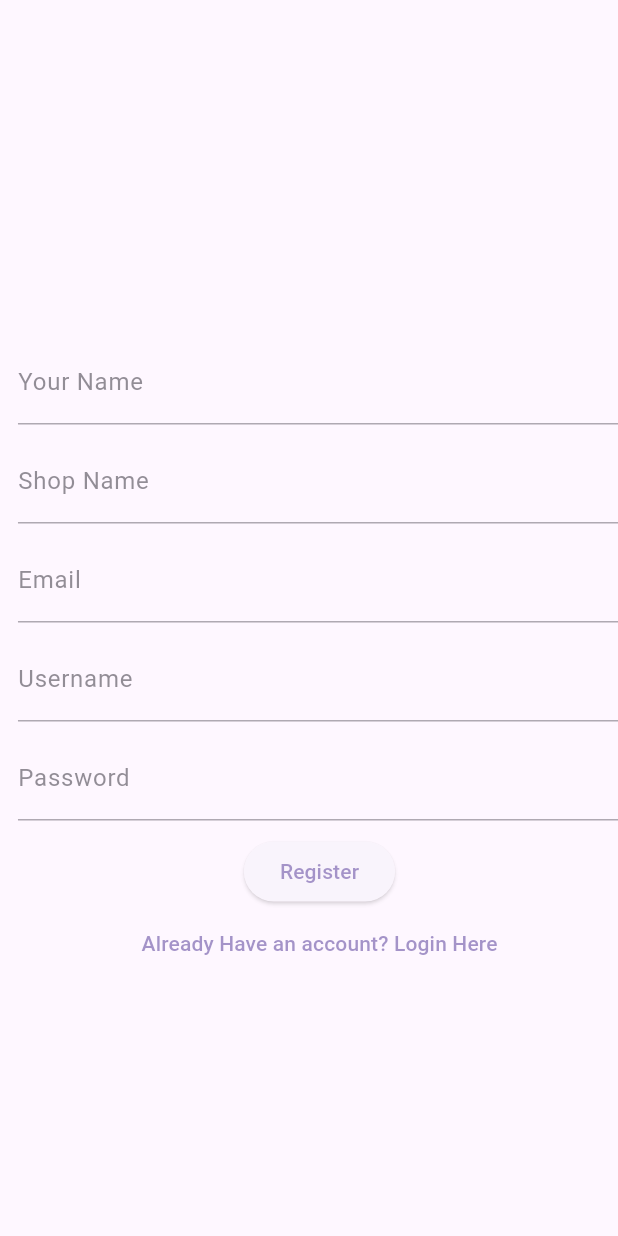
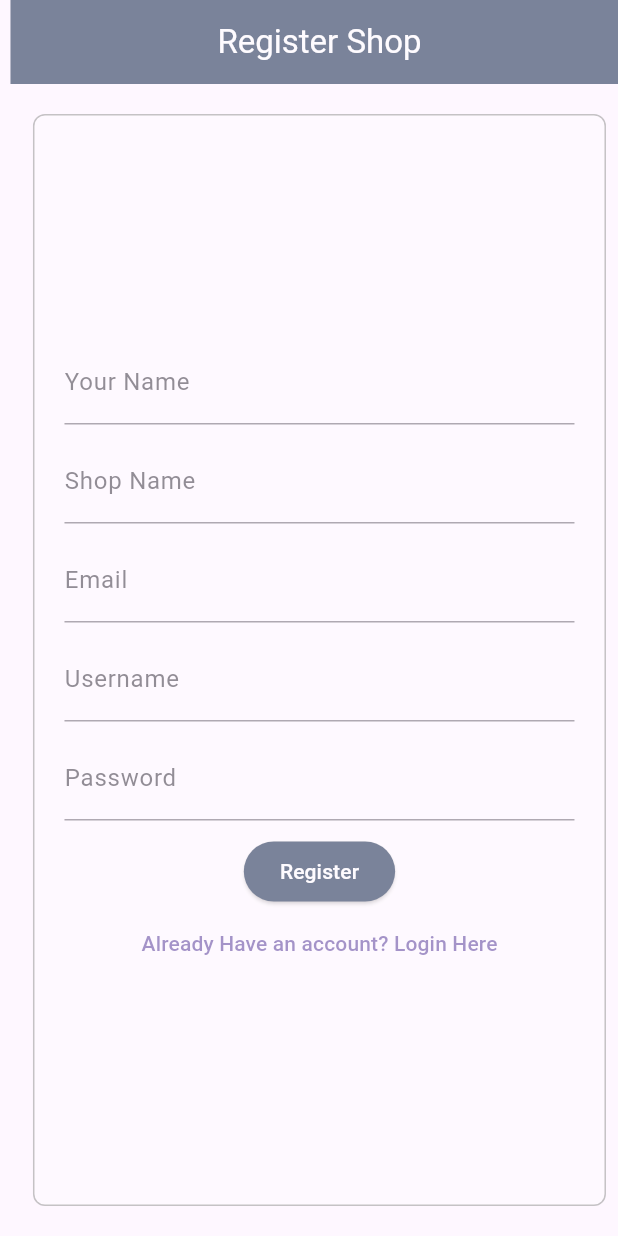
Before and after one commit to rahatcse5bu/Fabric-Folio, a Flutter app: the screen it shows after launch, after a tap on "Create an Account", on a phone screen of 412 x 824 dp. Run offline on Flutter 3.47's test engine with Material 3 defaults, Android fonts, the light colour scheme and no system bars; our stand-ins replace awesome_snackbar_content, dropdown_search, elegant_notification, expansion_tile_card, file_picker, loading_indicator; missing offline and left inert: cross_local_storage; network calls fail.

Commit message:
Register Screen Design Improved

```diff
--- a/lib/features/auth/screens/Register.dart
+++ b/lib/features/auth/screens/Register.dart
@@ -1,5 +1,6 @@
 import 'package:flutter/material.dart';
 import 'package:http/http.dart' as http;
+import 'package:nuriya_tailers/constants/colors.dart';
 import 'dart:convert';
 
 import 'package:nuriya_tailers/features/auth/screens/auth_screen.dart';
@@ -40,11 +41,8 @@ class _RegisterState extends State<Register> {
         if (response.statusCode == 201) {
           // Handle the response
           print('Shop Registered successfully');
-          Navigator.pushReplacement(
-           context,
-           MaterialPageRoute(
-             builder: (context) =>
-              const AuthScreen()));
+          Navigator.pushReplacement(context,
+              MaterialPageRoute(builder: (context) => const AuthScreen()));
         } else {
           // Handle the error
           print('Failed to register Shop. Status code: ${response.statusCode}');
@@ -55,11 +53,35 @@ class _RegisterState extends State<Register> {
     }
 
     return Scaffold(
-      appBar: AppBar(),
+      appBar: AppBar(
+        backgroundColor: GlobalVariables.primaryColor,
+        title: Text('Register Shop', style: TextStyle(color: Colors.white)),
+        centerTitle: true,
+      ),
       body: Container(
-        padding: EdgeInsets.fromLTRB(5, 10, 5, 10),
+        padding: EdgeInsets.fromLTRB(10, 10, 10, 10),
+        margin: EdgeInsets.fromLTRB(5, 10, 5, 10),
+        // decoration: BoxDecoration(border: Border.symmetric(horizontal: 10, vertical: 10)),
+        decoration: BoxDecoration(
+          // boxShadow: [BoxShadow(blurRadius: 3, color: Colors.grey)],
+          borderRadius: BorderRadius.all(Radius.circular(8)),
+        ),
+        child: Container(
+     width: MediaQuery.of(context).size.width,
+                                decoration: BoxDecoration(
+                                    borderRadius: BorderRadius.only(
+                                        topLeft: Radius.circular(8),
+                                        topRight: Radius.circular(8),
+                                        bottomRight: Radius.circular(8),
+                                        bottomLeft: Radius.circular(8),
+                                        ),
 
-        // decoration: BoxDecoration(border: Border.symmetric(horizontal: 10, vertical: 10)),
+                                    border: Border.all(
+                                        color: Colors.grey,
+                                        width: 1.0),
+                                    color: Colors.white60),
+                                padding: const EdgeInsets.only(
+                                    bottom: 15, top: 15, left: 20, right: 20),
           child: Column(
             mainAxisAlignment: MainAxisAlignment.center,
             children: [
@@ -108,21 +130,26 @@ class _RegisterState extends State<Register> {
                       shopController.text,
                       nameController.text);
                 },
-                child: Text("Register")),
+                child: Text("Register", style: TextStyle(color: Colors.white)),
+                style: ButtonStyle(
+                  maximumSize:
+                  MaterialStateProperty.all<Size>(Size.fromHeight(50)),
+                    backgroundColor:
+                        MaterialStatePropertyAll(GlobalVariables.primaryColor)),
+              ),
               TextButton(
                 onPressed: () {
-                registerShop(
-                    usernameController.text,
-                    emailController.text,
-                    passwordController.text,
-                    shopController.text,
-                    nameController.text);
+                  Navigator.pushReplacement(
+                      context,
+                      MaterialPageRoute(
+                          builder: (context) => const AuthScreen()));
                 },
                 child: Text("Already Have an account? Login Here"),
               )
             ],
           ),
         ),
+      ),
     );
   }
 }
--- a/lib/features/auth/screens/auth_screen.dart
+++ b/lib/features/auth/screens/auth_screen.dart
@@ -77,11 +77,14 @@ class _AuthScreenState extends State<AuthScreen> {
               children: [
                 Container(
                   alignment: Alignment.topLeft,
-                  child: const Center(child: Text('নুরিয়া টেইলার্স')),
+                  child: const Center(child: Text('Fabric-Folio', style: TextStyle(color: Colors.white)),
+
+                  ),
                 ),
               ],
             ),
           ),
+
         ),
       ),
       backgroundColor: GlobalVariables.greyBackgroundCOlor,
--- a/lib/main.dart
+++ b/lib/main.dart
@@ -97,28 +97,10 @@ class SplashScreenState extends State<MyHomePage> {
             crossAxisAlignment: CrossAxisAlignment.center,
             children: const [
               Text(
-                'নুরিয়া পাঞ্জাবি টেইলার্স এন্ড ফেব্রিকস',
+                'Fabric-Folio',
                 style: TextStyle(
                   fontWeight: FontWeight.w500,
                   fontSize: 16,
-                  color: GlobalVariables.backgroundColor,
-                  decoration: TextDecoration.none,
-                ),
-              ),
-              Text(
-                'মাদ্রাসা পাড়া, আশ্রাফাবাদ',
-                style: TextStyle(
-                  fontWeight: FontWeight.w500,
-                  fontSize: 14,
-                  color: GlobalVariables.backgroundColor,
-                  decoration: TextDecoration.none,
-                ),
-              ),
-              Text(
-                'কামরাঙ্গীর চর, ঢাকা',
-                style: TextStyle(
-                  fontWeight: FontWeight.w500,
-                  fontSize: 14,
                   color: GlobalVariables.backgroundColor,
                   decoration: TextDecoration.none,
                 ),
@@ -127,7 +109,7 @@ class SplashScreenState extends State<MyHomePage> {
                 height: 30,
               ),
               Text(
-                'Developed by: PNC Soft Tech',
+                'Tailer Management System',
                 style: TextStyle(
                   fontWeight: FontWeight.w500,
                   fontSize: 14,
@@ -135,30 +117,51 @@ class SplashScreenState extends State<MyHomePage> {
                   decoration: TextDecoration.none,
                 ),
               ),
-              SizedBox(
-                height: 10,
-              ),
-              Text(
-                "Email:pncsofttechmail@gmail.com",
-                style: TextStyle(
-                  fontWeight: FontWeight.w500,
-                  fontSize: 14,
-                  color: GlobalVariables.backgroundColor,
-                  decoration: TextDecoration.none,
-                ),
-              ),
-              SizedBox(
-                height: 10,
-              ),
-              Text(
-                'Phone: 01793278360',
-                style: TextStyle(
-                  fontWeight: FontWeight.w500,
-                  fontSize: 14,
-                  color: GlobalVariables.backgroundColor,
-                  decoration: TextDecoration.none,
-                ),
-              ),
+              // Text(
+              //   'কামরাঙ্গীর চর, ঢাকা',
+              //   style: TextStyle(
+              //     fontWeight: FontWeight.w500,
+              //     fontSize: 14,
+              //     color: GlobalVariables.backgroundColor,
+              //     decoration: TextDecoration.none,
+              //   ),
+              // ),
+              // SizedBox(
+              //   height: 30,
+              // ),
+              // Text(
+              //   'Developed by: PNC Soft Tech',
+              //   style: TextStyle(
+              //     fontWeight: FontWeight.w500,
+              //     fontSize: 14,
+              //     color: GlobalVariables.backgroundColor,
+              //     decoration: TextDecoration.none,
+              //   ),
+              // ),
+              // SizedBox(
+              //   height: 10,
+              // ),
+              // Text(
+              //   "Email:pncsofttechmail@gmail.com",
+              //   style: TextStyle(
+              //     fontWeight: FontWeight.w500,
+              //     fontSize: 14,
+              //     color: GlobalVariables.backgroundColor,
+              //     decoration: TextDecoration.none,
+              //   ),
+              // ),
+              // SizedBox(
+              //   height: 10,
+              // ),
+              // Text(
+              //   'Phone: 01793278360',
+              //   style: TextStyle(
+              //     fontWeight: FontWeight.w500,
+              //     fontSize: 14,
+              //     color: GlobalVariables.backgroundColor,
+              //     decoration: TextDecoration.none,
+              //   ),
+              // ),
               SizedBox(
                 height: 40,
               ),
```
Lines whose indentation alone changed are shown as unchanged.
